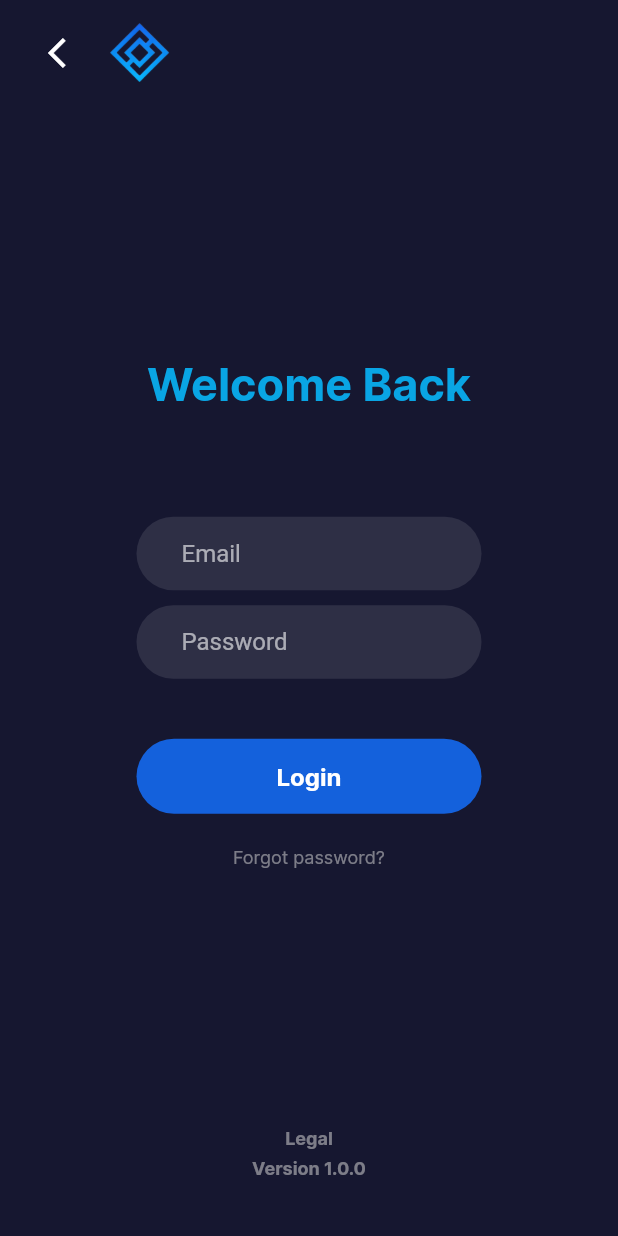
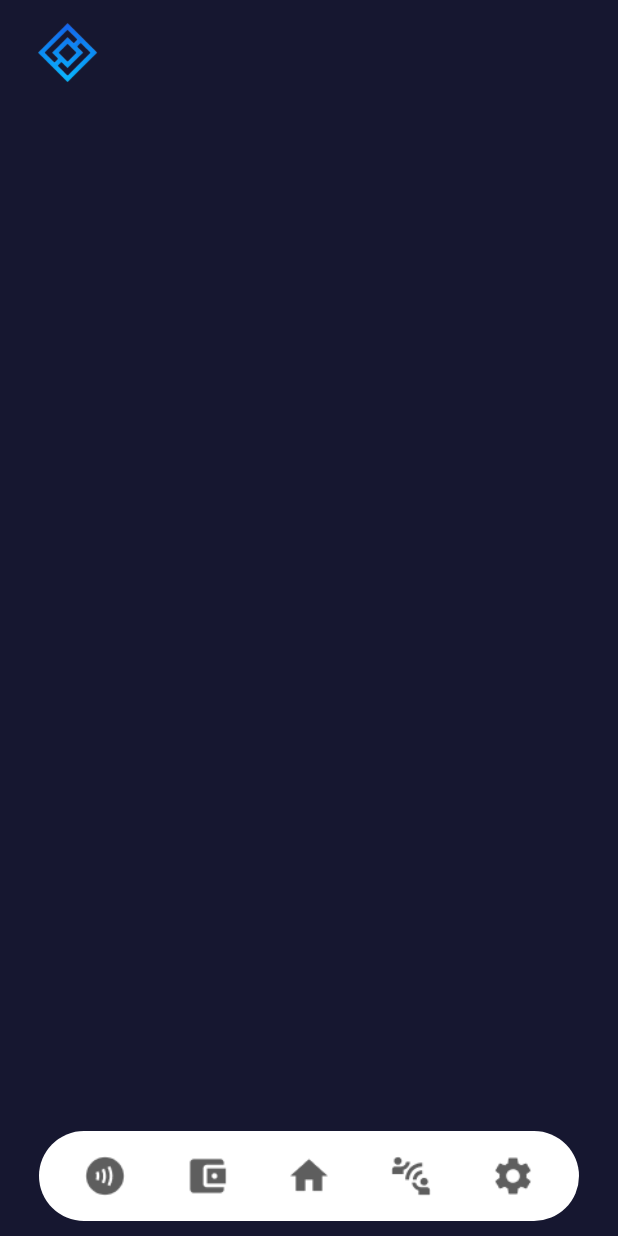
Before and after one commit to DEXOW/the_wallet, a Flutter app: the LoginScreen screen opened directly, after a tap on "Login", on a phone screen of 412 x 824 dp. Run offline on Flutter 3.47's test engine with Material 2 defaults, Android fonts, the phone set to English and light mode, and no system bars; our stand-ins replace firebase_auth, firebase_core; missing offline and left inert: pointycastle; accounts and stored records are empty.

Commit message:
Added home screen template

```diff
--- /dev/null
+++ b/lib/screens/home/home-screen.dart
@@ -0,0 +1,141 @@
+// ignore_for_file: prefer_const_constructors
+import 'package:flutter/material.dart';
+import 'package:the_wallet/constants.dart';
+
+class HomeScreen extends StatefulWidget {
+  const HomeScreen({super.key});
+
+  @override
+  State<HomeScreen> createState() => _HomeScreenState();
+}
+
+class _HomeScreenState extends State<HomeScreen> {
+
+  @override
+  void dispose() {
+    super.dispose();
+  }
+
+  @override
+  Widget build(BuildContext context) {
+    // double screenHeight = MediaQuery.of(context).size.height;
+    // double screenWidth = MediaQuery.of(context).size.width;
+    return Scaffold(
+      resizeToAvoidBottomInset: false,
+      body: SafeArea(
+        child: LayoutBuilder(
+          builder:(BuildContext context, BoxConstraints constraints){
+            double screenHeight = constraints.maxHeight; // Get the height of the safe area
+            double screenWidth = constraints.maxWidth; // Get the width of the safe area
+            return Scaffold(
+              resizeToAvoidBottomInset: false, //Keyboard doesn't resize the screen
+              body: SizedBox( //SizedBox to set the height and width of the Page
+                height: screenHeight,
+                width: screenWidth,
+                child: Stack(
+                  children: [
+                    Column(
+                      children: [
+                        Container( // Top Section
+                          height: screenHeight * 0.1,
+                          alignment: Alignment.topLeft,
+                          padding: EdgeInsets.only(top: 10, left: 20),
+                          child: Row(
+                            children: [
+                              Container(
+                                child: Image(
+                                  image: AssetImage('assets/icons/icon.png'),
+                                  height: 50,
+                                  width: 50,
+                                ),
+                              ),
+                            ],
+                          ),
+                        ),
+                        Container( // Middle section
+                          height: screenHeight * 0.9,
+                          margin: EdgeInsets.symmetric(horizontal: 40),
+                          child: Column(
+                            children: [
+                              //All your content for the page goes in here (Green zone)
+                            ],
+                          )
+                        ),
+                      ]
+                    ),
+                    Positioned( //Navbar
+                      bottom: 0,
+                      child: Container(
+                        width: screenWidth,
+                        color: bgColor,
+                        child: Row(
+                          mainAxisAlignment: MainAxisAlignment.center,
+                          children: [
+                            Container(
+                              height: 60,
+                              width: 360,
+                              margin: EdgeInsets.only(top: 15, bottom: 10, left: 25, right: 25),
+                              decoration: BoxDecoration(
+                                color: Color(0xFFFFFFFF),
+                                borderRadius: BorderRadius.circular(50),
+                              ),
+                              child: Row(
+                                mainAxisAlignment: MainAxisAlignment.spaceEvenly,
+                                children: [
+                                  IconButton(
+                                    onPressed: () {},
+                                    icon: ImageIcon(
+                                      AssetImage('assets/icons/contactless-icon.png'),
+                                      size: 30,
+                                      color: Color(0xFF000000),
+                                    ),
+                                  ),
+                                  IconButton(
+                                    onPressed: () {},
+                                    icon: ImageIcon(
+                                      AssetImage('assets/icons/wallet-icon.png'),
+                                      size: 30,
+                                      color: Color(0xFF000000),
+                                    ),
+                                  ),
+                                  IconButton(
+                                    onPressed: () {},
+                                    icon: ImageIcon(
+                                      AssetImage('assets/icons/home-icon.png'),
+                                      size: 30,
+                                      color: Color(0xFF000000),
+                                    ),
+                                  ),
+                                  IconButton(
+                                    onPressed: () {},
+                                    icon: ImageIcon(
+                                      AssetImage('assets/icons/linkup-icon.png'),
+                                      size: 30,
+                                      color: Color(0xFF000000),
+                                    ),
+                                  ),
+                                  IconButton(
+                                    onPressed: () {},
+                                    icon: ImageIcon(
+                                      AssetImage('assets/icons/settings-icon.png'),
+                                      size: 30,
+                                      color: Color(0xFF000000),
+                                    ),
+                                  ),
+                                ],
+                              ),
+                            ),
+                          ],
+                        ),
+                      ),
+                    ),
+                  ]
+                ),
+              ),
+            );
+          }
+        ),
+      ),
+    );
+  }
+}
--- a/lib/screens/login/login-screen.dart
+++ b/lib/screens/login/login-screen.dart
@@ -1,6 +1,7 @@
 // ignore_for_file: prefer_const_constructors
 import 'package:flutter/material.dart';
 import 'package:flutter/services.dart';
+import 'package:the_wallet/screens/home/home-screen.dart';
 import 'package:the_wallet/firebase/fire_auth.dart';
 
 class LoginScreen extends StatefulWidget {
@@ -28,7 +29,8 @@ class _LoginScreenState extends State<LoginScreen> {
   }
 
   void login(BuildContext context) {
-    FireAuth.signInUsingEmailPassword(email: usrEmail.text, password: usrPassword.text, context: context);
+    // FireAuth.signInUsingEmailPassword(email: usrEmail.text, password: usrPassword.text, context: context);
+    Navigator.push(context, MaterialPageRoute(builder: (context) => HomeScreen()));
     // dispose();
   }
 
@@ -197,6 +199,7 @@ class _LoginScreenState extends State<LoginScreen> {
                                   fontWeight: FontWeight.normal,
                                   fontFamily: 'Inter',
                                   color: Color(0x8FCDCDCD),
+                                  decoration: TextDecoration.underline,
                                 ),
                               ),
                             ),
```
Also changed, not shown: assets/icons/contactless-icon.png (added), assets/icons/home-icon.png (added), assets/icons/icon-set/contactless-icon.svg (added), assets/icons/icon-set/home-icon.svg (added), assets/icons/icon-set/home.png (added), assets/icons/icon-set/linkup-icon.svg (added), assets/icons/icon-set/settings-icon.svg (added), assets/icons/icon-set/wallet-icon.svg (added), assets/icons/linkup-icon.png (added), assets/icons/settings-icon.png (added), assets/icons/wallet-icon.png (added).
